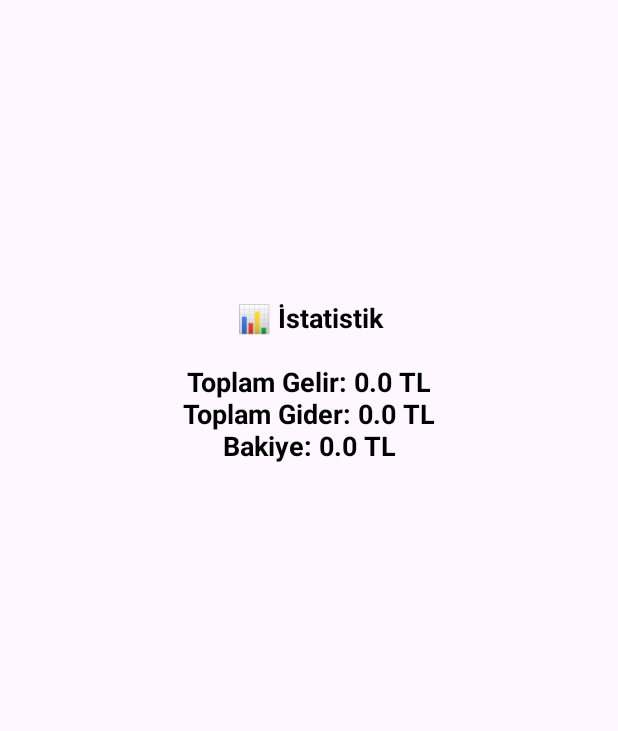
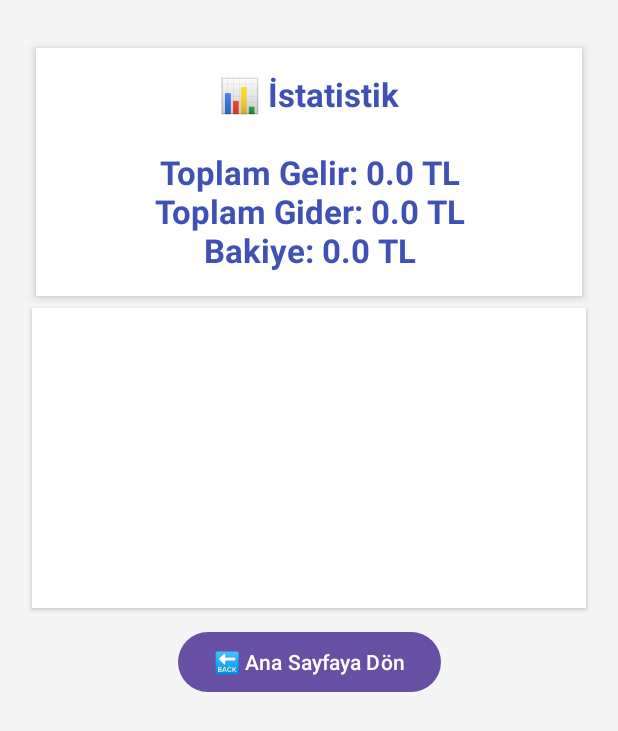
Before and after one commit to zehranurgulsin/butceTakipApp, an Android app: the AnalizActivity screen opened directly, with no data from a screen before it, on a phone screen of 412 x 824 dp. Shown: the top 731 px of the screen. Run offline under Robolectric (Android 15) with nearby library versions, the phone set to English and light mode, and no system bars.

Commit message:
Uygulama güncellendi: Firebase ve analiz sayfası eklendi

```diff
--- a/app/build.gradle.kts
+++ b/app/build.gradle.kts
@@ -1,5 +1,7 @@
 plugins {
     alias(libs.plugins.android.application)
+
+    id("com.google.gms.google-services")
 }
 
 android {
@@ -37,6 +39,8 @@ dependencies {
     implementation(libs.material)
     implementation(libs.activity)
     implementation(libs.constraintlayout)
+    implementation(libs.firebase.common)
+    implementation(libs.firebase.firestore)
     testImplementation(libs.junit)
     androidTestImplementation(libs.ext.junit)
     androidTestImplementation(libs.espresso.core)
--- a/app/src/main/java/com/example/butcetakip/AnalizActivity.java
+++ b/app/src/main/java/com/example/butcetakip/AnalizActivity.java
@@ -2,30 +2,39 @@ package com.example.butcetakip;
 
 import android.os.Bundle;
 import android.widget.ArrayAdapter;
+import android.widget.Button;
 import android.widget.ListView;
 import android.widget.TextView;
+
 import androidx.appcompat.app.AppCompatActivity;
+
 import java.util.ArrayList;
 
 public class AnalizActivity extends AppCompatActivity {
 
     TextView textAnaliz;
     ListView listAnaliz;
+    Button btnGeriDon;
 
     @Override
     protected void onCreate(Bundle savedInstanceState) {
         super.onCreate(savedInstanceState);
         setContentView(R.layout.activity_analiz);
 
+        // View'lar
         textAnaliz = findViewById(R.id.textAnaliz);
         listAnaliz = findViewById(R.id.listAnaliz);
+        btnGeriDon = findViewById(R.id.btnGeriDon);
 
+        // Geri Dön Butonu
+        btnGeriDon.setOnClickListener(v -> finish());
+
+        // Gelen verileri işle
         ArrayList<String> kayitlar = getIntent().getStringArrayListExtra("kayitlar");
         if (kayitlar == null) kayitlar = new ArrayList<>();
 
         double toplamGelir = 0;
         double toplamGider = 0;
-
         ArrayList<String> duzenliKayitlar = new ArrayList<>();
 
         for (String satir : kayitlar) {
@@ -39,7 +48,7 @@ public class AnalizActivity extends AppCompatActivity {
             duzenliKayitlar.add("• " + satir);
         }
 
-        textAnaliz.setText("\uD83D\uDCCA İstatistik\n\n" +
+        textAnaliz.setText("📊 İstatistik\n\n" +
                 "Toplam Gelir: " + toplamGelir + " TL\n" +
                 "Toplam Gider: " + toplamGider + " TL\n" +
                 "Bakiye: " + (toplamGelir - toplamGider) + " TL");
--- a/app/src/main/res/layout/activity_analiz.xml
+++ b/app/src/main/res/layout/activity_analiz.xml
@@ -1,36 +1,60 @@
 <?xml version="1.0" encoding="utf-8"?>
 <androidx.constraintlayout.widget.ConstraintLayout xmlns:android="http://schemas.android.com/apk/res/android"
     xmlns:app="http://schemas.android.com/apk/res-auto"
+    android:background="#F5F5F5"
     android:layout_width="match_parent"
     android:layout_height="match_parent"
-    android:padding="24dp">
+    android:padding="16dp">
 
-    <!-- İstatistik Başlığı -->
+    <!-- 🔵 Üst Başlık -->
     <TextView
         android:id="@+id/textAnaliz"
-        android:text="📊 İstatistik Bilgileri"
-        android:textSize="18sp"
+        android:text="📊 Bütçe Analizi"
+        android:textSize="22sp"
         android:textStyle="bold"
-        android:textColor="#000000"
+        android:textColor="#3F51B5"
+        android:background="#FFFFFF"
+        android:padding="16dp"
+        android:elevation="4dp"
+        android:layout_width="0dp"
+        android:layout_height="wrap_content"
         android:gravity="center"
-        android:layout_width="wrap_content"
-        android:layout_height="wrap_content"
         app:layout_constraintTop_toTopOf="parent"
-        app:layout_constraintBottom_toTopOf="@+id/listAnaliz"
         app:layout_constraintStart_toStartOf="parent"
         app:layout_constraintEnd_toEndOf="parent"
-        app:layout_constraintVertical_chainStyle="packed" />
+        app:layout_constraintHorizontal_bias="0.5"
+        android:layout_marginBottom="12dp"
+        android:backgroundTint="#FFFFFF"
+        android:layout_marginTop="16dp"
+        android:layout_marginHorizontal="8dp" />
 
-    <!-- Kayıt Listesi -->
+    <!-- 📋 Kayıtlar Listesi -->
     <ListView
         android:id="@+id/listAnaliz"
         android:layout_width="0dp"
-        android:layout_height="300dp"
-        android:divider="@android:color/darker_gray"
+        android:layout_height="200dp"
+        android:divider="#CCCCCC"
         android:dividerHeight="1dp"
+        android:background="#FFFFFF"
+        android:padding="5dp"
+        android:elevation="2dp"
         app:layout_constraintTop_toBottomOf="@id/textAnaliz"
-        app:layout_constraintBottom_toBottomOf="parent"
         app:layout_constraintStart_toStartOf="parent"
         app:layout_constraintEnd_toEndOf="parent"
-        android:layout_marginTop="16dp" />
+        android:layout_marginHorizontal="5dp"
+        android:layout_marginTop="8dp" />
+
+    <Button
+        android:id="@+id/btnGeriDon"
+        android:layout_width="wrap_content"
+        android:layout_height="wrap_content"
+        android:text="🔙 Ana Sayfaya Dön"
+        android:layout_marginTop="12dp"
+        android:layout_marginBottom="16dp"
+        app:layout_constraintTop_toBottomOf="@id/listAnaliz"
+        app:layout_constraintStart_toStartOf="parent"
+        app:layout_constraintEnd_toEndOf="parent"/>
+
+
+
 </androidx.constraintlayout.widget.ConstraintLayout>
--- a/build.gradle.kts
+++ b/build.gradle.kts
@@ -1,5 +1,5 @@
 // Top-level build file where you can add configuration options common to all sub-projects/modules.
 plugins {
     alias(libs.plugins.android.application) apply false
-
+    id("com.google.gms.google-services") version "4.4.2" apply false
 }
--- a/gradle/libs.versions.toml
+++ b/gradle/libs.versions.toml
@@ -7,6 +7,8 @@ appcompat = "1.7.0"
 material = "1.12.0"
 activity = "1.10.1"
 constraintlayout = "2.2.1"
+firebaseCommon = "21.0.0"
+firebaseFirestore = "25.1.4"
 
 [libraries]
 junit = { group = "junit", name = "junit", version.ref = "junit" }
@@ -16,6 +18,8 @@ appcompat = { group = "androidx.appcompat", name = "appcompat", version.ref = "a
 material = { group = "com.google.android.material", name = "material", version.ref = "material" }
 activity = { group = "androidx.activity", name = "activity", version.ref = "activity" }
 constraintlayout = { group = "androidx.constraintlayout", name = "constraintlayout", version.ref = "constraintlayout" }
+firebase-common = { group = "com.google.firebase", name = "firebase-common", version.ref = "firebaseCommon" }
+firebase-firestore = { group = "com.google.firebase", name = "firebase-firestore", version.ref = "firebaseFirestore" }
 
 [plugins]
 android-application = { id = "com.android.application", version.ref = "agp" }
```
Also changed, not shown: app/src/main/java/com/example/butcetakip/MainActivity.java (+42 -10 lines), app/src/main/res/layout/activity_main.xml (+66 -43 lines), 1 other file.
